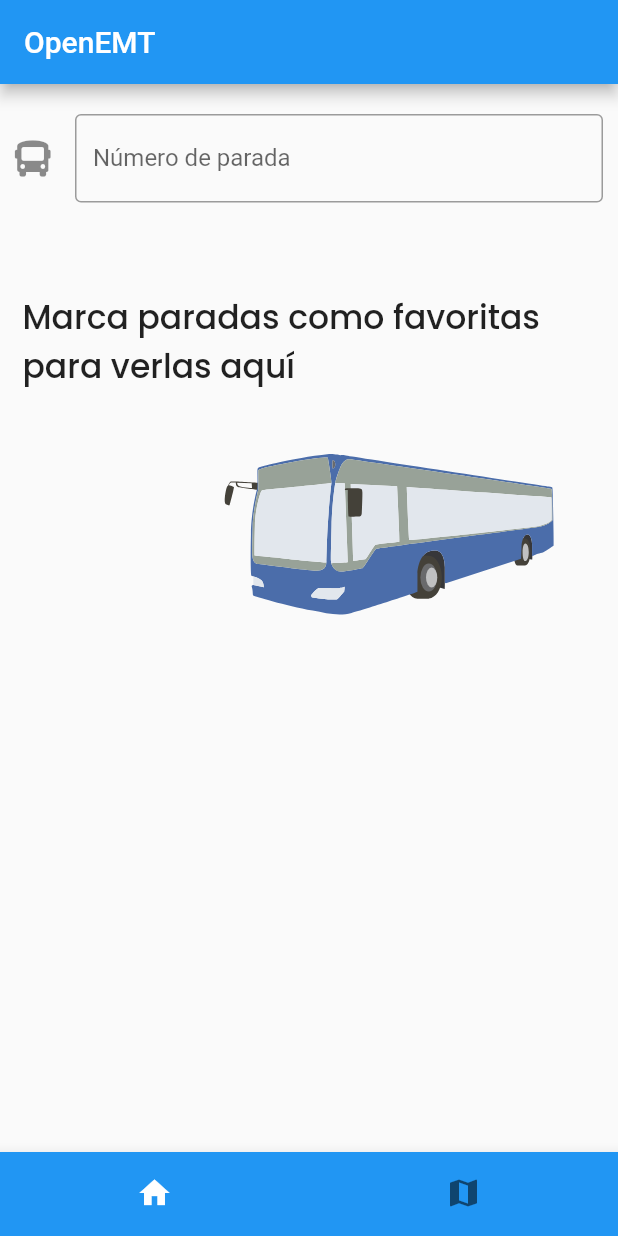
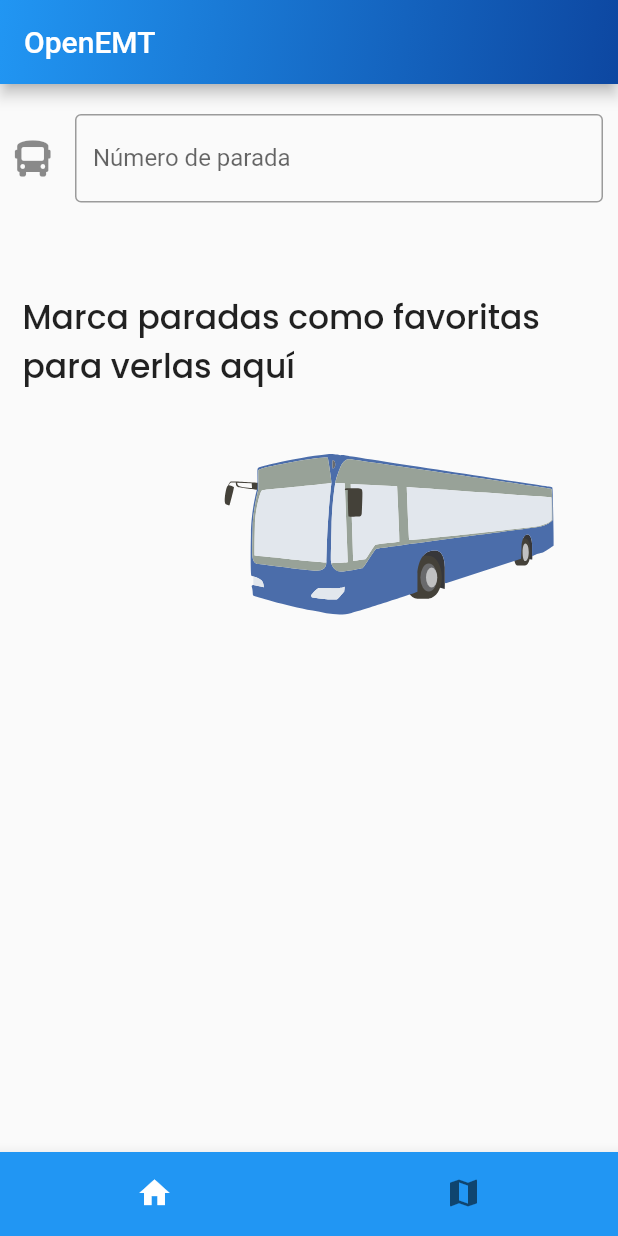
Before and after one commit to p3isman/open_emt, a Flutter app: the screen it shows after launch, on a phone screen of 412 x 824 dp. Run offline on Flutter 3.47's test engine with Material 2 defaults, Android fonts, the phone set to English and light mode, and no system bars; our stand-ins replace bloc, dio, equatable, flutter_bloc, flutter_svg, font_awesome_flutter and 3 more; missing offline and left inert: clippy_flutter, custom_info_window; accounts and stored records are empty; statements that could not run were skipped.

Commit message:
Add gradient to app bar and bottom bar.

```diff
--- a/lib/views/screens/home_screen/home_screen.dart
+++ b/lib/views/screens/home_screen/home_screen.dart
@@ -3,6 +3,7 @@ import 'package:flutter/material.dart';
 
 import 'package:open_emt/views/screens/home_screen/tabs/home_tab.dart';
 import 'package:open_emt/views/screens/home_screen/tabs/map_tab.dart';
+import 'package:open_emt/views/theme/theme.dart';
 
 class HomeScreen extends StatefulWidget {
   const HomeScreen({Key? key}) : super(key: key);
@@ -29,12 +30,38 @@ class _HomeScreenState extends State<HomeScreen> {
   @override
   Widget build(BuildContext context) {
     return Scaffold(
-      appBar: AppBar(title: const Text('OpenEMT')),
+      appBar: AppBar(
+        title: const Text(
+          'OpenEMT',
+          style: AppTheme.appBarTitle,
+        ),
+        flexibleSpace: Container(
+          decoration: BoxDecoration(
+            gradient: LinearGradient(
+                begin: Alignment.topLeft,
+                end: Alignment.bottomRight,
+                colors: <Color>[
+                  Colors.blue,
+                  Colors.blue.shade900,
+                ]),
+          ),
+        ),
+      ),
       body: IndexedStack(
         index: _currentIndex,
         children: _tabs,
       ),
-      bottomNavigationBar: BottomNavigationBar(
+      bottomNavigationBar: Container(
+        decoration: BoxDecoration(
+          gradient: LinearGradient(
+            colors: [Colors.blue, Colors.blue.shade800],
+            begin: Alignment.topLeft,
+            end: Alignment.topRight,
+            stops: const [0.0, 0.8],
+            tileMode: TileMode.clamp,
+          ),
+        ),
+        child: BottomNavigationBar(
           currentIndex: _currentIndex,
           items: const [
             BottomNavigationBarItem(label: 'Inicio', icon: Icon(Icons.home)),
@@ -44,6 +71,7 @@ class _HomeScreenState extends State<HomeScreen> {
             _currentIndex = index;
           }),
         ),
+      ),
     );
   }
 }
```
Also changed, not shown: lib/views/screens/detail_screen/detail_screen.dart (+15 -1 lines). Lines whose indentation alone changed are shown as unchanged.
